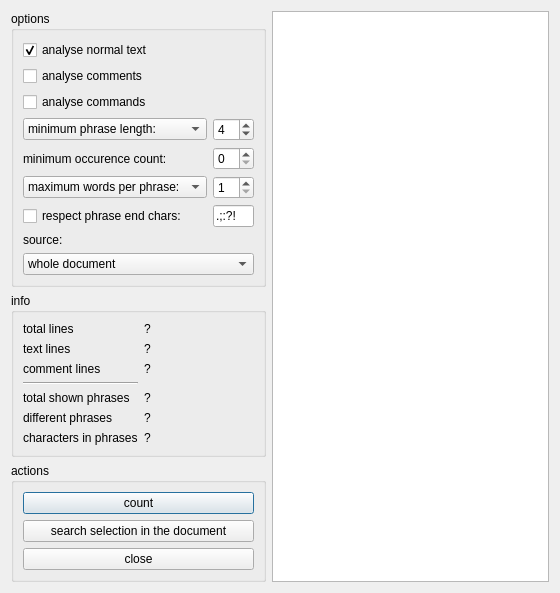
Old version of the form textanalysis.ui in the repository svn2github/texstudio-trunk.
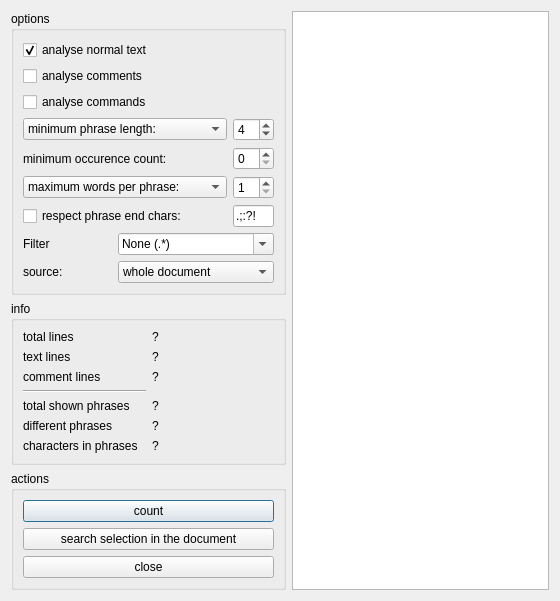
New version of the form.

Commit message: added regex filter to text analysis

Diff of the .ui file:
```diff
--- a/textanalysis.ui
+++ b/textanalysis.ui
@@ -157,10 +157,10 @@
      <property name="title" >
       <string>options</string>
      </property>
-     <layout class="QGridLayout" name="gridLayout" >
-      <item row="0" column="0" >
-       <widget class="QCheckBox" name="normalTextCheck" >
-        <property name="toolTip" >
+     <layout class="QGridLayout" name="gridLayout" columnstretch="0,0,0">
+      <item row="0" column="0" colspan="2">
+       <widget class="QCheckBox" name="normalTextCheck">
+        <property name="toolTip">
          <string>If this is enabled, words/phrases in the normal text (which aren't in comments) are counted</string>
         </property>
         <property name="text" >
@@ -171,9 +171,9 @@
         </property>
        </widget>
       </item>
-      <item row="1" column="0" >
-       <widget class="QCheckBox" name="commentsCheck" >
-        <property name="toolTip" >
+      <item row="1" column="0" colspan="2">
+       <widget class="QCheckBox" name="commentsCheck">
+        <property name="toolTip">
          <string>If this is enabled, words/phrases in the comments are counted.</string>
         </property>
         <property name="text" >
@@ -181,9 +181,9 @@
         </property>
        </widget>
       </item>
-      <item row="2" column="0" >
-       <widget class="QCheckBox" name="commandsCheck" >
-        <property name="toolTip" >
+      <item row="2" column="0" colspan="2">
+       <widget class="QCheckBox" name="commandsCheck">
+        <property name="toolTip">
          <string>If this is enabled, \commands are counted.</string>
         </property>
         <property name="text" >
@@ -191,10 +191,10 @@
         </property>
        </widget>
       </item>
-      <item row="3" column="0" >
-       <widget class="QComboBox" name="minimumLengthMeaning" >
-        <property name="sizePolicy" >
-         <sizepolicy vsizetype="Fixed" hsizetype="Preferred" >
+      <item row="3" column="0" colspan="2">
+       <widget class="QComboBox" name="minimumLengthMeaning">
+        <property name="sizePolicy">
+         <sizepolicy hsizetype="Preferred" vsizetype="Fixed">
           <horstretch>0</horstretch>
           <verstretch>0</verstretch>
          </sizepolicy>
@@ -237,10 +237,10 @@
         </item>
        </widget>
       </item>
-      <item row="3" column="1" >
-       <widget class="QSpinBox" name="minimumLengthSpin" >
-        <property name="sizePolicy" >
-         <sizepolicy vsizetype="Fixed" hsizetype="Maximum" >
+      <item row="3" column="2">
+       <widget class="QSpinBox" name="minimumLengthSpin">
+        <property name="sizePolicy">
+         <sizepolicy hsizetype="Maximum" vsizetype="Fixed">
           <horstretch>0</horstretch>
           <verstretch>0</verstretch>
          </sizepolicy>
@@ -264,17 +264,17 @@
         </property>
        </widget>
       </item>
-      <item row="4" column="0" >
-       <widget class="QLabel" name="label_9" >
-        <property name="text" >
+      <item row="4" column="0" colspan="2">
+       <widget class="QLabel" name="label_9">
+        <property name="text">
          <string>minimum occurence count:</string>
         </property>
        </widget>
       </item>
-      <item row="4" column="1" >
-       <widget class="QSpinBox" name="minimumCountSpin" >
-        <property name="sizePolicy" >
-         <sizepolicy vsizetype="Fixed" hsizetype="Maximum" >
+      <item row="4" column="2">
+       <widget class="QSpinBox" name="minimumCountSpin">
+        <property name="sizePolicy">
+         <sizepolicy hsizetype="Maximum" vsizetype="Fixed">
           <horstretch>0</horstretch>
           <verstretch>0</verstretch>
          </sizepolicy>
@@ -290,10 +290,10 @@
         </property>
        </widget>
       </item>
-      <item row="5" column="1" >
-       <widget class="QSpinBox" name="sentenceLengthSpin" >
-        <property name="sizePolicy" >
-         <sizepolicy vsizetype="Fixed" hsizetype="Maximum" >
+      <item row="5" column="2">
+       <widget class="QSpinBox" name="sentenceLengthSpin">
+        <property name="sizePolicy">
+         <sizepolicy hsizetype="Maximum" vsizetype="Fixed">
           <horstretch>0</horstretch>
           <verstretch>0</verstretch>
          </sizepolicy>
@@ -317,48 +317,22 @@
         </property>
        </widget>
       </item>
-      <item row="7" column="0" >
-       <widget class="QLabel" name="label_7" >
-        <property name="text" >
+      <item row="8" column="0">
+       <widget class="QLabel" name="label_7">
+        <property name="text">
          <string>source:</string>
         </property>
        </widget>
       </item>
-      <item row="8" column="0" colspan="2" >
-       <widget class="QComboBox" name="comboBox" >
-        <property name="sizePolicy" >
-         <sizepolicy vsizetype="Fixed" hsizetype="Preferred" >
+      <item row="6" column="2">
+       <widget class="QLineEdit" name="sentenceEndChars">
+        <property name="sizePolicy">
+         <sizepolicy hsizetype="Ignored" vsizetype="Fixed">
           <horstretch>0</horstretch>
           <verstretch>0</verstretch>
          </sizepolicy>
         </property>
-        <property name="toolTip" >
-         <string>Determines of the whole document, only the selection, or only a certain chapter are analysed.</string>
-        </property>
-        <property name="layoutDirection" >
-         <enum>Qt::LeftToRight</enum>
-        </property>
-        <item>
-         <property name="text" >
-          <string>whole document</string>
-         </property>
-        </item>
-        <item>
-         <property name="text" >
-          <string>selection</string>
-         </property>
-        </item>
-       </widget>
-      </item>
-      <item row="6" column="1" >
-       <widget class="QLineEdit" name="sentenceEndChars" >
-        <property name="sizePolicy" >
-         <sizepolicy vsizetype="Fixed" hsizetype="Ignored" >
-          <horstretch>0</horstretch>
-          <verstretch>0</verstretch>
-         </sizepolicy>
-        </property>
-        <property name="minimumSize" >
+        <property name="minimumSize">
          <size>
           <width>40</width>
           <height>0</height>
@@ -373,10 +347,10 @@
         </property>
        </widget>
       </item>
-      <item row="6" column="0" >
-       <widget class="QCheckBox" name="respectEndCharsCheck" >
-        <property name="toolTip" >
-         <string>If "respect phrase end chars" is checked, words before and after a given character are always treated at words of different phrases.
+      <item row="6" column="0" colspan="2">
+       <widget class="QCheckBox" name="respectEndCharsCheck">
+        <property name="toolTip">
+         <string>If &quot;respect phrase end chars&quot; is checked, words before and after a given character are always treated at words of different phrases.
 If not, end characters are ignored.</string>
         </property>
         <property name="text" >
@@ -384,9 +358,9 @@
         </property>
        </widget>
       </item>
-      <item row="5" column="0" >
-       <widget class="QComboBox" name="wordsPerPhraseMeaning" >
-        <property name="toolTip" >
+      <item row="5" column="0" colspan="2">
+       <widget class="QComboBox" name="wordsPerPhraseMeaning">
+        <property name="toolTip">
          <string>The controls in this row determine how many consecuting words are treated as a single phrase.
 If minimum and maximum are selected, exactly so many words are taken. (e.g. with 2,  in the sentence above: "the controls", "controls in",...)
 If only maximum is selected, words at the beginning are also taken. (e.g.  "the", "the controls", "controls in",...)</string>
@@ -403,6 +377,64 @@
         </item>
        </widget>
       </item>
+      <item row="7" column="1" colspan="2">
+       <widget class="QComboBox" name="filter">
+        <property name="editable">
+         <bool>true</bool>
+        </property>
+        <property name="insertPolicy">
+         <enum>QComboBox::NoInsert</enum>
+        </property>
+        <item>
+         <property name="text">
+          <string>None (.*)</string>
+         </property>
+        </item>
+        <item>
+         <property name="text">
+          <string>No Numbers (.*[^0-9].*)</string>
+         </property>
+        </item>
+        <item>
+         <property name="text">
+          <string>No Digits ([^0-9]*)</string>
+         </property>
+        </item>
+       </widget>
+      </item>
+      <item row="7" column="0">
+       <widget class="QLabel" name="label_8">
+        <property name="text">
+         <string>Filter</string>
+        </property>
+       </widget>
+      </item>
+      <item row="8" column="1" colspan="2">
+       <widget class="QComboBox" name="comboBox">
+        <property name="sizePolicy">
+         <sizepolicy hsizetype="Preferred" vsizetype="Fixed">
+          <horstretch>0</horstretch>
+          <verstretch>0</verstretch>
+         </sizepolicy>
+        </property>
+        <property name="toolTip">
+         <string>Determines of the whole document, only the selection, or only a certain chapter are analysed.</string>
+        </property>
+        <property name="layoutDirection">
+         <enum>Qt::LeftToRight</enum>
+        </property>
+        <item>
+         <property name="text">
+          <string>whole document</string>
+         </property>
+        </item>
+        <item>
+         <property name="text">
+          <string>selection</string>
+         </property>
+        </item>
+       </widget>
+      </item>
      </layout>
     </widget>
    </item>
```
Left out of the diff: 215 changed lines with no effect on the pictures. The commit also changes 1 other file.
